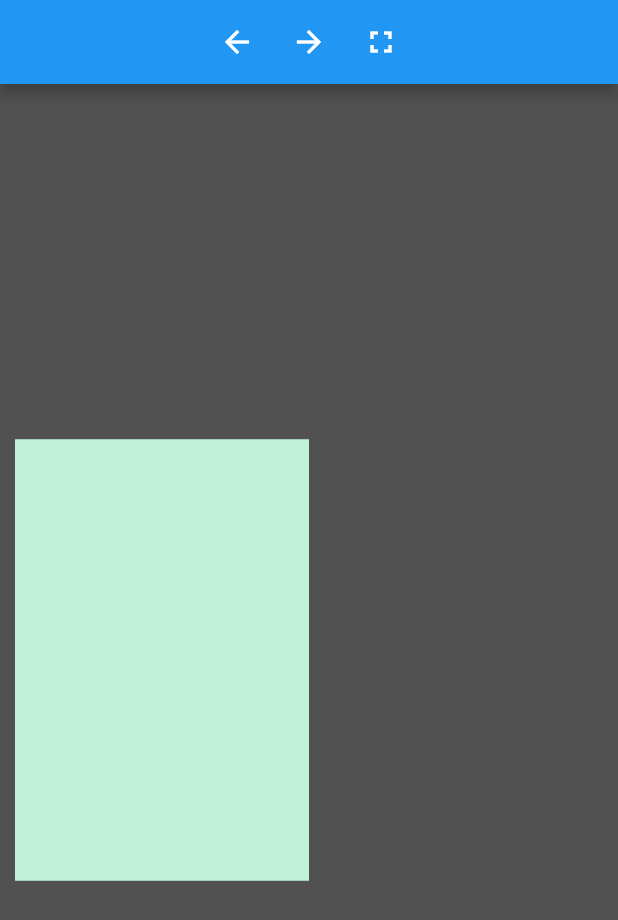
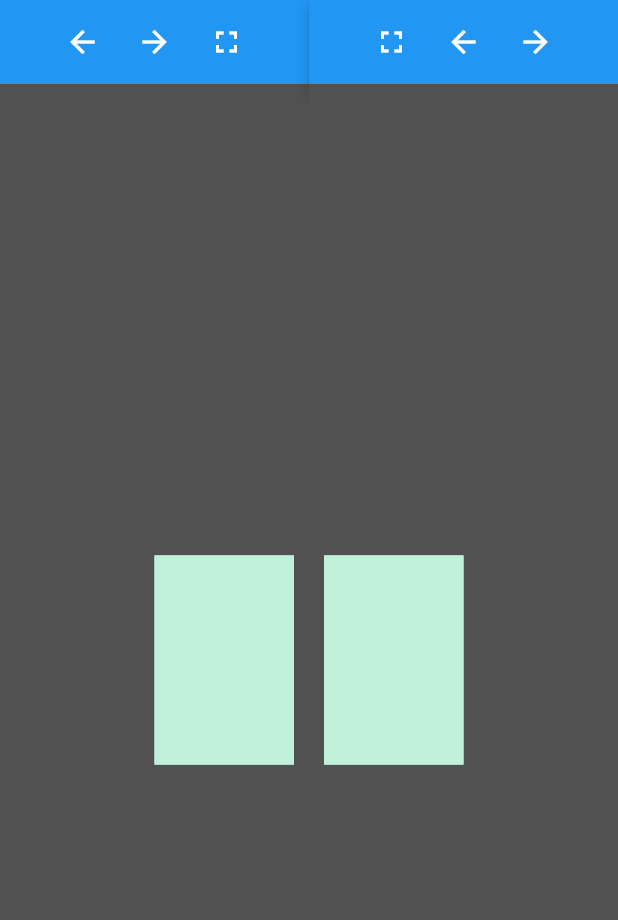
Before and after one commit to doradsoft/flutter_flip_book, a Flutter app: the screen it shows after launch, on a phone screen of 412 x 824 dp. Shown: the top 920 px of the screen. Run offline on Flutter 3.47's test engine with Material 2 defaults, Android fonts, the phone set to English and light mode, and no system bars; missing offline and left inert: dart:html.

Commit message:
rtl support and more

```diff
--- a/example/lib/main.dart
+++ b/example/lib/main.dart
@@ -7,36 +7,44 @@ void main() async {
 }
 
 class MyApp extends StatelessWidget {
-  final flipBookController = FlipBookController(totalPages: 4);
-  final FlipBookToolbarItemsConfig flipBookToolbarItemsConfig =
-      FlipBookToolbarItemsConfig(locale: FlipBookLocales.he);
+  final flipBookControllerEN = FlipBookController(totalPages: 4);
+  final flipBookToolbarItemsConfigEN =
+      FlipBookToolbarItemsConfig(locale: FlipBookLocales.en);
+  final flipBookControllerHE = FlipBookController(totalPages: 4);
+  final flipBookToolbarItemsConfigHE = FlipBookToolbarItemsConfig(
+      locale: FlipBookLocales.he, direction: TextDirection.rtl);
+
   MyApp({Key? key}) : super(key: key);
 
   @override
   Widget build(BuildContext context) {
     return MaterialApp(
-      title: 'Flutter Demo',
+      title: 'Flip book example',
       theme: ThemeData(
         primarySwatch: Colors.blue,
       ),
-      home: Scaffold(
-        appBar: AppBar(
+      home: Row(
+        children: [
+          Expanded(
+            child: Column(mainAxisSize: MainAxisSize.min, children: [
+              AppBar(
                 automaticallyImplyLeading: false,
                 centerTitle: true,
                 title: Row(mainAxisSize: MainAxisSize.min, children: [
                   FlipBookToolbarItemPrev(
-                    flipBookController, flipBookToolbarItemsConfig)
+                          flipBookControllerEN, flipBookToolbarItemsConfigEN)
                       .child,
                   FlipBookToolbarItemNext(
-                    flipBookController, flipBookToolbarItemsConfig)
+                          flipBookControllerEN, flipBookToolbarItemsConfigEN)
                       .child,
                   FlipBookToolbarItemFullscreen(
-                    flipBookController, flipBookToolbarItemsConfig)
+                          flipBookControllerEN, flipBookToolbarItemsConfigEN)
                       .child,
                 ]),
               ),
-        body: FlipBook.builder(
-          controller: flipBookController,
+              Expanded(
+                child: FlipBook.builder(
+                  controller: flipBookControllerEN,
                   itemBuilder: (context, index) {
                     return Column(
                         mainAxisAlignment: MainAxisAlignment.center,
@@ -46,6 +54,45 @@ class MyApp extends StatelessWidget {
                   // padding: const EdgeInsets.symmetric(vertical: 10),
                   totalPages: 4,
                 ),
+              )
+            ]),
+          ),
+          Expanded(
+            child: Directionality(
+              textDirection: TextDirection.rtl,
+              child: Column(mainAxisSize: MainAxisSize.min, children: [
+                AppBar(
+                  automaticallyImplyLeading: false,
+                  centerTitle: true,
+                  title: Row(mainAxisSize: MainAxisSize.min, children: [
+                    FlipBookToolbarItemNext(
+                            flipBookControllerHE, flipBookToolbarItemsConfigHE)
+                        .child,
+                    FlipBookToolbarItemPrev(
+                            flipBookControllerHE, flipBookToolbarItemsConfigHE)
+                        .child,
+                    FlipBookToolbarItemFullscreen(
+                            flipBookControllerHE, flipBookToolbarItemsConfigHE)
+                        .child,
+                  ]),
+                ),
+                Expanded(
+                  child: FlipBook.builder(
+                    controller: flipBookControllerHE,
+                    direction: TextDirection.rtl,
+                    itemBuilder: (context, index) {
+                      return Column(
+                          mainAxisAlignment: MainAxisAlignment.center,
+                          crossAxisAlignment: CrossAxisAlignment.center,
+                          children: [Text("page ${index + 1}")]);
+                    },
+                    totalPages: 4,
+                  ),
+                ),
+              ]),
+            ),
+          )
+        ],
       ),
       debugShowCheckedModeBanner: false,
     );
--- a/lib/src/widget/book.dart
+++ b/lib/src/widget/book.dart
@@ -116,17 +116,19 @@ class FlipBookState extends State<FlipBook> with TickerProviderStateMixin {
     controller.setVsync(this);
   }
 
-  @override
-  void didChangeDependencies() {
-    _bgSize = MediaQuery.of(context).size;
-    _leafSize = Size((_bgSize.width - widget.padding.horizontal) / 2,
-        _bgSize.height - widget.padding.vertical);
-    super.didChangeDependencies();
-  }
-
+  // @override
+  // void didChangeDependencies() {
+  //   super.didChangeDependencies();
+  // }
+  bool get isLTR => widget.direction == TextDirection.ltr;
   @override
   Widget build(BuildContext context) {
     final controller = widget.controller;
+    return LayoutBuilder(builder: (context, constraints) {
+      _bgSize = Size(constraints.maxWidth, constraints.maxHeight);
+      _leafSize = Size((_bgSize.width - widget.padding.horizontal) / 2,
+          _bgSize.height - widget.padding.vertical);
+
       return Directionality(
         textDirection: widget.direction,
         child: Material(
@@ -143,8 +145,10 @@ class FlipBookState extends State<FlipBook> with TickerProviderStateMixin {
                         .map((leaf) => Positioned.fill(
                             top: widget.padding.top,
                             bottom: widget.padding.bottom,
-                          left: widget.padding.left,
-                          right: _leafSize.width + widget.padding.right,
+                            left: (isLTR ? _leafSize.width : 0) +
+                                widget.padding.left,
+                            right: (isLTR ? 0 : _leafSize.width) +
+                                widget.padding.right,
                             child: AnimatedBuilder(
                                 animation: leaf.animation,
                                 builder: (context, animatedBuilderWidget) =>
@@ -156,21 +160,19 @@ class FlipBookState extends State<FlipBook> with TickerProviderStateMixin {
           ),
         ),
       );
+    });
   }
 
   _animationBuilder(context, animationBuilderWidget, Leaf leaf) {
     final animation = leaf.animation;
     final pageMaterial = Align(
-      alignment: Alignment.centerLeft,
+      alignment: isLTR ? Alignment.centerRight : Alignment.centerLeft,
       child: AspectRatio(
           aspectRatio: 2 / 3,
-          child: Positioned(
-            right: 0,
           child: Container(
             height: _leafSize.height,
             width: _leafSize.width,
             color: Color(leaf.index == 0 ? 0xffaaffff : 0xffc1f0db),
-            ),
           )),
     );
     return Transform.translate(
@@ -180,8 +182,8 @@ class FlipBookState extends State<FlipBook> with TickerProviderStateMixin {
         child: Transform(
           transform: Matrix4.identity()
             ..setEntry(3, 2, 0.001)
-            ..rotateY((pi) * animation.value),
-          alignment: Alignment.centerLeft,
+            ..rotateY((isLTR ? -pi : pi) * animation.value),
+          alignment: isLTR ? Alignment.centerRight : Alignment.centerLeft,
           child: pageMaterial,
         ),
       ),
@@ -193,7 +195,9 @@ class FlipBookState extends State<FlipBook> with TickerProviderStateMixin {
   }
 
   void _onDragUpdate(DragUpdateDetails details) {
-    _globalDelta = details.globalPosition.dx - _startingPos;
+    _globalDelta = isLTR
+        ? _startingPos - details.globalPosition.dx
+        : details.globalPosition.dx - _startingPos;
     if (_globalDelta > 0) {
       // forward
       final pos = _globalDelta / _bgSize.width;
@@ -216,9 +220,9 @@ class FlipBookState extends State<FlipBook> with TickerProviderStateMixin {
   }
 
   void _onDragEnd(DragEndDetails details) {
+    final pps = details.velocity.pixelsPerSecond;
     if (currentLeaf != controller.leaves.length &&
-        ((details.velocity.pixelsPerSecond.dx.abs() > 500 &&
-                details.velocity.pixelsPerSecond.dx > 0) ||
+        ((pps.dx.abs() > 500 && (isLTR ? pps.dx <= 0 : pps.dx > 0)) ||
             controller.leaves[currentLeaf].animationController.value > 0.5)) {
       controller.leaves[currentLeaf].animationController.forward(
           from: controller.leaves[currentLeaf].animationController.value);
@@ -226,28 +230,19 @@ class FlipBookState extends State<FlipBook> with TickerProviderStateMixin {
         currentLeaf++;
       });
     } else {
-      if (details.velocity.pixelsPerSecond.dx.abs() > 500 &&
-              details.velocity.pixelsPerSecond.dx <= 0 ||
-          controller.leaves[turningLeaf].animationController.value <= 0.5) {
-        controller.leaves[turningLeaf].animationController.reverse(
-            from: controller.leaves[turningLeaf].animationController.value);
+      final turningLeafAnimCtrl =
+          controller.leaves[turningLeaf].animationController;
+      if (pps.dx.abs() > 500 && (isLTR ? pps.dx > 0 : pps.dx <= 0) ||
+          turningLeafAnimCtrl.value <= 0.5) {
+        turningLeafAnimCtrl.reverse(from: turningLeafAnimCtrl.value);
         if (turningLeaf == currentLeaf - 1) {
           setState(() {
             currentLeaf--;
           });
         }
       } else {
-        controller.leaves[turningLeaf].animationController.forward(
-            from: controller.leaves[turningLeaf].animationController.value);
+        turningLeafAnimCtrl.forward(from: turningLeafAnimCtrl.value);
       }
     }
   }
 }
-
-// void _toggleDrawer() {
-//   if (_animationController.value < 0.5) {
-//     _animationController.forward();
-//   } else {
-//     _animationController.reverse();
-//   }
-// }
```
Lines whose indentation alone changed are shown as unchanged.
